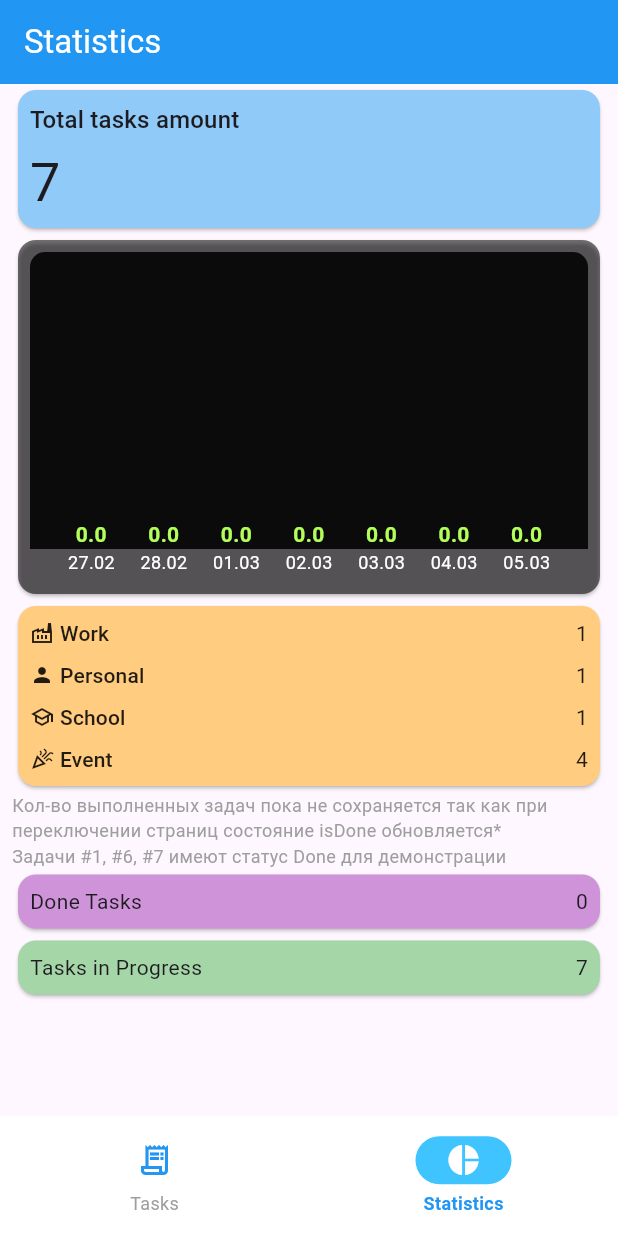
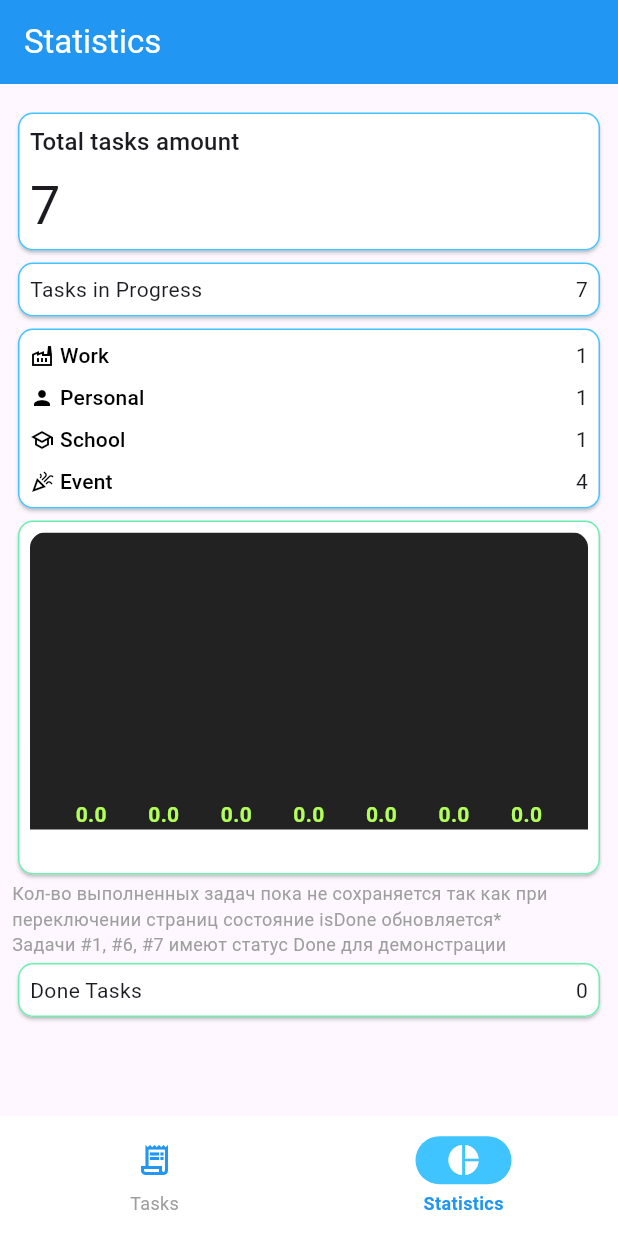
Before and after one commit to Akzhol-Asan/my_todo_list, a Flutter app: the screen it shows after launch, item 2 of the bottom bar chosen, on a phone screen of 412 x 824 dp. Run offline on Flutter 3.47's test engine with Material 3 defaults, Android fonts, the phone set to English and light mode, and no system bars; drawn by our look-alikes of fl_chart; our stand-ins replace flutter_slidable.

Commit message:
Changed Colors for Appbar, deadline & statistics bars

```diff
--- a/lib/data/categories_data.dart
+++ b/lib/data/categories_data.dart
@@ -6,7 +6,35 @@ final categories = [
       id: 'work',
       title: 'Work',
       icon: Icons.factory_outlined,
-      iconColor: Colors.grey.shade800),
+      iconColor: Colors.green.shade700),
+  TaskCategory(
+      id: 'personal',
+      title: 'Personal',
+      icon: Icons.person,
+      iconColor: Colors.blue.shade700),
+  TaskCategory(
+      id: 'school',
+      title: 'School',
+      icon: Icons.school_outlined,
+      iconColor: Colors.orange.shade700),
+  TaskCategory(
+      id: 'event',
+      title: 'Event',
+      icon: Icons.celebration_outlined,
+      iconColor: Colors.purple.shade300),
+];
+
+final allCategories = [
+  TaskCategory(
+      id: 'all',
+      title: 'All',
+      icon: Icons.format_list_bulleted,
+      iconColor: Colors.red.shade700),
+  TaskCategory(
+      id: 'work',
+      title: 'Work',
+      icon: Icons.factory_outlined,
+      iconColor: Colors.green.shade700),
   TaskCategory(
       id: 'personal',
       title: 'Personal',
@@ -23,31 +51,3 @@ final categories = [
       icon: Icons.celebration_outlined,
       iconColor: Colors.purple.shade700),
 ];
-
-final allCategories = [
-  TaskCategory(
-      id: 'all',
-      title: 'All',
-      icon: Icons.format_list_bulleted,
-      iconColor: Colors.red.shade700),
-  TaskCategory(
-      id: 'work',
-      title: 'Work',
-      icon: Icons.factory_outlined,
-      iconColor: Colors.grey.shade800),
-  TaskCategory(
-      id: 'personal',
-      title: 'Personal',
-      icon: Icons.person,
-      iconColor: Colors.blue.shade700),
-  TaskCategory(
-      id: 'school',
-      title: 'School',
-      icon: Icons.school_outlined,
-      iconColor: Colors.orange.shade700),
-  TaskCategory(
-      id: 'event',
-      title: 'Event',
-      icon: Icons.celebration_outlined,
-      iconColor: Colors.purple.shade700),
-];
--- a/lib/screens/statistics_screen.dart
+++ b/lib/screens/statistics_screen.dart
@@ -13,19 +13,22 @@ class StatisticsScreen extends StatelessWidget {
 
   @override
   Widget build(BuildContext context) {
-    return StatisticsContainer(
+    return Padding(
+      padding: EdgeInsets.only(top: 15),
+      child: StatisticsContainer(
         child: Column(
           children: [
             TotalTasksAmount(tasks: tasks),
+            TasksInProgress(tasks: tasks),
+            CategoriesSummary(tasks: tasks),
             TasksChart(tasks: tasks),
-          CategoriesSummary(tasks: tasks),
             Text(
               'Кол-во выполненных задач пока не сохраняется так как при переключении страниц состояние isDone обновляется*\nЗадачи #1, #6, #7 имеют статус Done для демонстрации',
               style: TextStyle(color: Colors.grey, fontSize: 12),
             ),
             DoneTasksAmount(tasks: tasks),
-          TasksInProgress(tasks: tasks),
           ],
+        ),
       ),
     );
   }
--- a/lib/theme/colors.dart
+++ b/lib/theme/colors.dart
@@ -4,20 +4,40 @@ class CustomColors extends ThemeExtension<CustomColors> {
   final Color taskTitle;
   final Color taskDescription;
   final Color deadlineInProgress;
+  final Color staticCardBackground;
+  final Color staticCardBorderTypeOne;
+  final Color staticCardBorderTypeTwo;
+  final Color deadlineMissed;
 
   CustomColors({
     required this.taskTitle,
     required this.taskDescription,
     required this.deadlineInProgress,
+    required this.staticCardBackground,
+    required this.staticCardBorderTypeOne,
+    required this.staticCardBorderTypeTwo,
+    required this.deadlineMissed,
   });
 
   @override
-  ThemeExtension<CustomColors> copyWith(
-      {Color? taskTitle, Color? taskDescription, Color? deadlineInProgress}) {
+  ThemeExtension<CustomColors> copyWith({
+    Color? taskTitle,
+    Color? taskDescription,
+    Color? deadlineInProgress,
+    Color? staticCardBackground,
+    Color? staticCardBorder,
+    Color? staticCardBorderTypeTwo,
+    Color? deadlineMissed,
+  }) {
     return CustomColors(
       taskTitle: taskTitle ?? this.taskTitle,
       taskDescription: taskDescription ?? this.taskDescription,
       deadlineInProgress: deadlineInProgress ?? this.deadlineInProgress,
+      staticCardBackground: staticCardBackground ?? this.staticCardBackground,
+      staticCardBorderTypeOne: staticCardBorder ?? this.staticCardBorderTypeOne,
+      staticCardBorderTypeTwo:
+          staticCardBorderTypeTwo ?? this.staticCardBorderTypeTwo,
+      deadlineMissed: deadlineMissed ?? this.deadlineMissed,
     );
   }
 
@@ -31,6 +51,13 @@ class CustomColors extends ThemeExtension<CustomColors> {
       taskDescription: Color.lerp(taskDescription, other.taskDescription, t)!,
       deadlineInProgress:
           Color.lerp(deadlineInProgress, other.deadlineInProgress, t)!,
+      staticCardBackground:
+          Color.lerp(staticCardBackground, other.staticCardBackground, t)!,
+      staticCardBorderTypeOne: Color.lerp(
+          staticCardBorderTypeOne, other.staticCardBorderTypeOne, t)!,
+      staticCardBorderTypeTwo: Color.lerp(
+          staticCardBorderTypeTwo, other.staticCardBorderTypeTwo, t)!,
+      deadlineMissed: Color.lerp(deadlineMissed, other.deadlineMissed, t)!,
     );
   }
 }
--- a/lib/theme/dark_theme.dart
+++ b/lib/theme/dark_theme.dart
@@ -10,6 +10,10 @@ final darkCustomColors = CustomColors(
   taskTitle: Colors.white,
   taskDescription: Colors.blue,
   deadlineInProgress: Colors.grey,
+  staticCardBackground: Colors.black26,
+  staticCardBorderTypeOne: Colors.green.shade400,
+  staticCardBorderTypeTwo: Colors.blue.shade400,
+  deadlineMissed: Colors.red,
 );
 
 final darkTheme = ThemeData.dark().copyWith(
--- a/lib/theme/light_theme.dart
+++ b/lib/theme/light_theme.dart
@@ -12,6 +12,10 @@ final lightCustomColors = CustomColors(
   taskTitle: Colors.black,
   taskDescription: Colors.black87,
   deadlineInProgress: Colors.grey,
+  staticCardBackground: Colors.white,
+  staticCardBorderTypeOne: Colors.greenAccent,
+  staticCardBorderTypeTwo: Colors.lightBlueAccent,
+  deadlineMissed: Colors.red.shade700,
 );
 
 final lightTheme = ThemeData.light().copyWith(
--- a/lib/widgets/statistic_widgets/dart/categories_summary.dart
+++ b/lib/widgets/statistic_widgets/dart/categories_summary.dart
@@ -3,6 +3,8 @@ import 'package:home_work_1/data/categories_data.dart';
 import 'package:home_work_1/widgets/category_display.dart';
 import 'package:home_work_1/widgets/statistics/statistics_card.dart';
 import 'package:home_work_1/models/task.dart';
+
+import '../../../theme/colors.dart';
 
 class CategoriesSummary extends StatelessWidget {
   final List<Task> tasks;
@@ -11,8 +13,12 @@ class CategoriesSummary extends StatelessWidget {
 
   @override
   Widget build(BuildContext context) {
+    final theme = Theme.of(context);
+    final customColors = theme.extension<CustomColors>()!;
+
     return StatisticsCard(
-      color: Colors.orange.shade200,
+      // color: Colors.orange.shade200,
+      borderColor: customColors.staticCardBorderTypeTwo,
       child: ListView.separated(
         shrinkWrap: true,
         physics: NeverScrollableScrollPhysics(),
@@ -27,12 +33,11 @@ class CategoriesSummary extends StatelessWidget {
             children: [
               CategoryDisplay(
                 category: categories[index],
-                iconColor: Colors.black87,
-                textColor: Colors.black87,
+                iconColor: customColors.taskTitle,
+                textColor: customColors.taskTitle,
               ),
               Text(
                 '${categoryTasks.length}',
-                style: TextStyle(color: Colors.black87),
               ),
             ],
           );
--- a/lib/widgets/statistic_widgets/dart/done_tasks_amount.dart
+++ b/lib/widgets/statistic_widgets/dart/done_tasks_amount.dart
@@ -13,7 +13,7 @@ class DoneTasksAmount extends StatelessWidget {
     final doneTasksAmount = tasks.where((task) => task.isDone).length;
 
     return StatisticsCard(
-      color: Colors.purple.shade200,
+      // color: Colors.purple.shade200,
       child: Row(
         mainAxisAlignment: MainAxisAlignment.spaceBetween,
         children: [
--- a/lib/widgets/statistic_widgets/dart/tasks_chart.dart
+++ b/lib/widgets/statistic_widgets/dart/tasks_chart.dart
@@ -29,7 +29,7 @@ class TasksChart extends StatelessWidget {
     }
 
     return StatisticsCard(
-      color: Colors.black54,
+      // color: Colors.black54,
       child: SizedBox(
         height: 220,
         child: ClipRRect(
--- a/lib/widgets/statistic_widgets/dart/tasks_in_progress.dart
+++ b/lib/widgets/statistic_widgets/dart/tasks_in_progress.dart
@@ -1,6 +1,7 @@
 import 'package:flutter/material.dart';
 import 'package:home_work_1/widgets/statistics/statistics_card.dart';
 import '../../../models/task.dart';
+import '../../../theme/colors.dart';
 
 class TasksInProgress extends StatelessWidget {
   final List<Task> tasks;
@@ -10,10 +11,12 @@ class TasksInProgress extends StatelessWidget {
   @override
   Widget build(BuildContext context) {
     final tasksInProgress = tasks.where((task) => !task.isDone).toList();
-    print(tasksInProgress);
+    final theme = Theme.of(context);
+    final customColors = theme.extension<CustomColors>()!;
 
     return StatisticsCard(
-      color: Colors.green.shade200,
+      // color: Colors.green.shade200,
+      borderColor: customColors.staticCardBorderTypeTwo,
       child: Row(
         mainAxisAlignment: MainAxisAlignment.spaceBetween,
         children: [
--- a/lib/widgets/statistic_widgets/dart/total_tasks_amount.dart
+++ b/lib/widgets/statistic_widgets/dart/total_tasks_amount.dart
@@ -2,6 +2,7 @@ import 'package:flutter/material.dart';
 import 'package:home_work_1/widgets/statistics/statistics_card.dart';
 
 import '../../../models/task.dart';
+import '../../../theme/colors.dart';
 
 class TotalTasksAmount extends StatelessWidget {
   final List<Task> tasks;
@@ -9,9 +10,12 @@ class TotalTasksAmount extends StatelessWidget {
 
   @override
   Widget build(BuildContext context) {
-    final textTheme = Theme.of(context).textTheme;
+    final theme = Theme.of(context);
+    final textTheme = theme.textTheme;
+    final customColors = theme.extension<CustomColors>()!;
     return StatisticsCard(
-        color: Colors.blue.shade200,
+        // color: Colors.blue.shade200,
+        borderColor: customColors.staticCardBorderTypeTwo,
         child: Column(
           crossAxisAlignment: CrossAxisAlignment.start,
           children: [
--- a/lib/widgets/statistics/statistics_card.dart
+++ b/lib/widgets/statistics/statistics_card.dart
@@ -1,17 +1,33 @@
 import 'package:flutter/material.dart';
+
+import '../../theme/colors.dart';
 
 class StatisticsCard extends StatelessWidget {
   final Widget child;
   final Color? color;
+  final Color? borderColor;
 
-  const StatisticsCard({super.key, required this.child, this.color});
+  const StatisticsCard({
+    super.key,
+    required this.child,
+    this.color,
+    this.borderColor,
+  });
 
   @override
   Widget build(BuildContext context) {
+    final theme = Theme.of(context);
+    final customColors = theme.extension<CustomColors>()!;
     return SizedBox(
       width: double.infinity,
       child: Card(
-        color: color ?? Color.fromRGBO(245, 242, 250, 1),
+        shape: RoundedRectangleBorder(
+          side: BorderSide(
+              color: borderColor ?? customColors.staticCardBorderTypeOne,
+              width: 1),
+          borderRadius: BorderRadius.circular(10),
+        ),
+        color: color ?? customColors.staticCardBackground,
         child: Padding(
           padding: EdgeInsets.all(8),
           child: child,
--- a/lib/widgets/task_card.dart
+++ b/lib/widgets/task_card.dart
@@ -106,12 +106,13 @@ class _TaskCardState extends State<TaskCard> {
                 style: titleSmallStyle.copyWith(
                     color: isDone
                         ? (deadlineIsFailed
-                            ? theme.colorScheme.error
+                            ? customColors.deadlineMissed
                             : Colors.green.shade800)
-                        : theme.colorScheme.tertiary,
+                        : customColors.deadlineInProgress,
                     decoration: deadlineIsFailed
                         ? TextDecoration.underline
-                        : TextDecoration.none),
+                        : TextDecoration.none,
+                    decorationColor: customColors.deadlineMissed),
               ),
               SizedBox(height: 10),
               //Task category
```
Also changed, not shown: 5 other files. Lines whose indentation alone changed are shown as unchanged.
